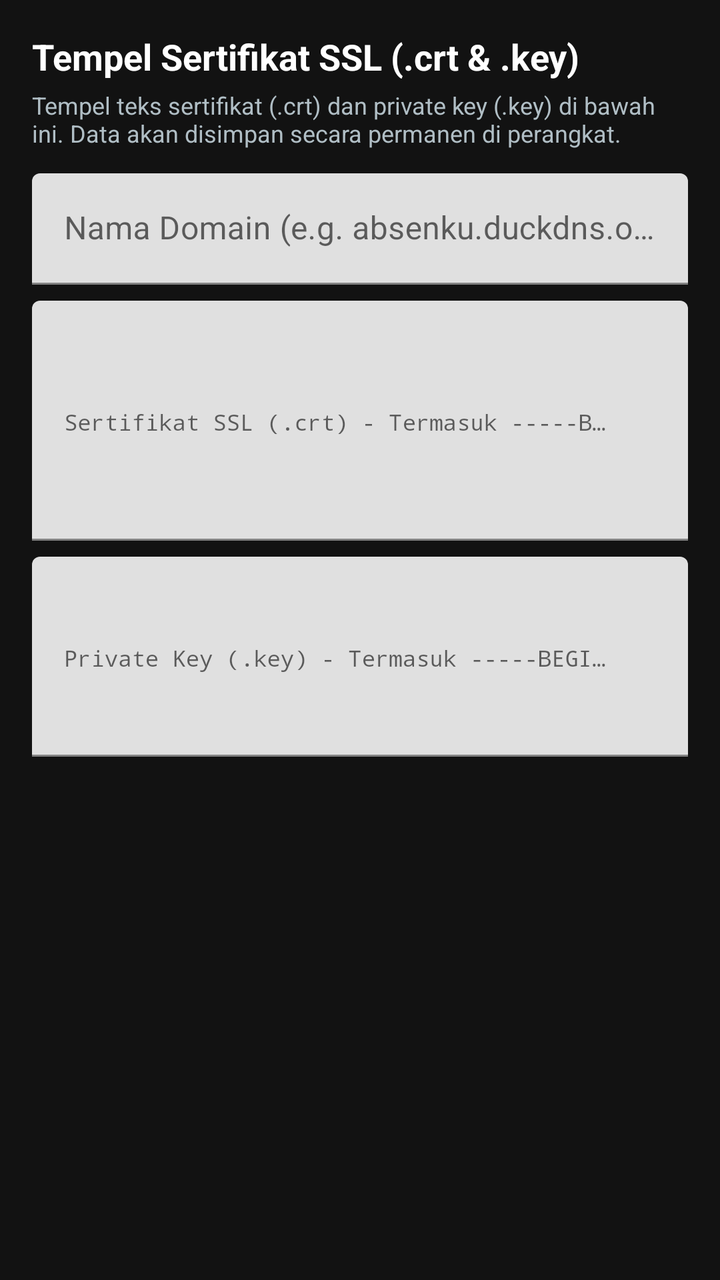
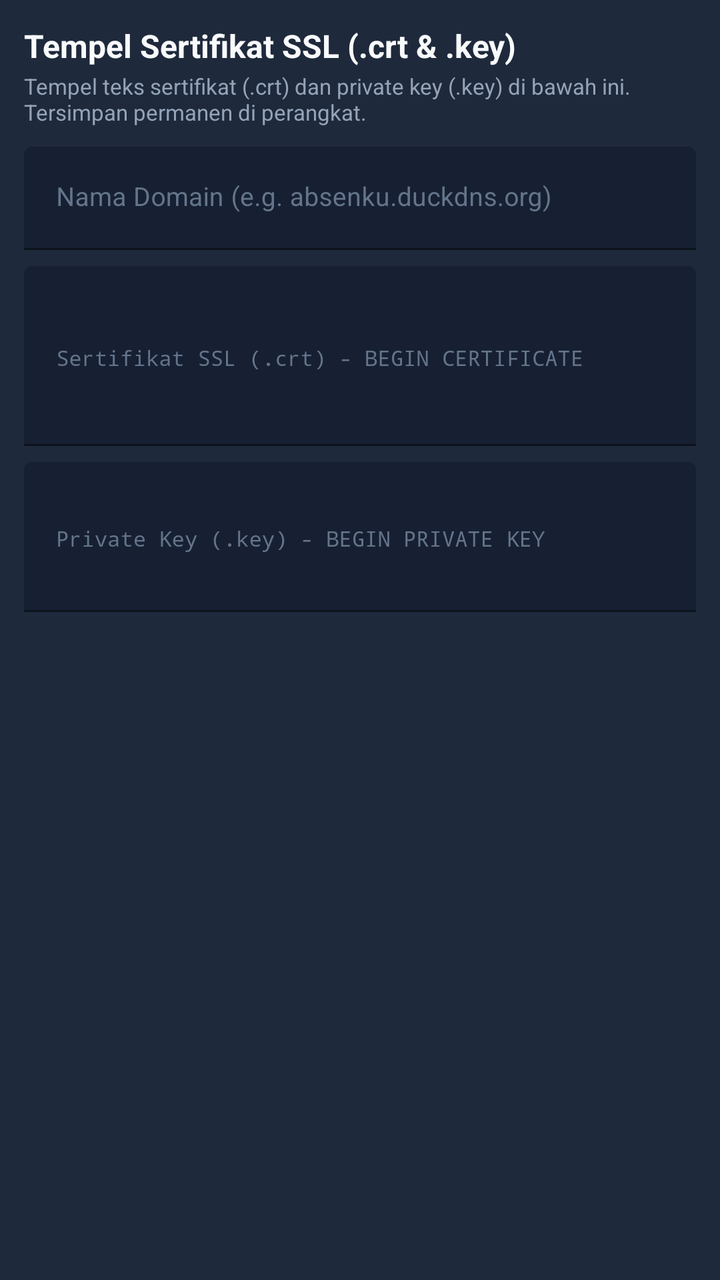

Compare the two renders of this Android layout. The source of the first and the diff that turns it into the second are given below.
<!-- AndroidManifest.xml: application theme Theme.CaddyProxy -->
<!-- res/layout/dialog_paste_cert.xml -->
<?xml version="1.0" encoding="utf-8"?>
<ScrollView xmlns:android="http://schemas.android.com/apk/res/android"
    xmlns:app="http://schemas.android.com/apk/res-auto"
    android:layout_width="match_parent"
    android:layout_height="wrap_content"
    android:padding="16dp">

    <LinearLayout
        android:layout_width="match_parent"
        android:layout_height="wrap_content"
        android:orientation="vertical">

        <TextView
            android:layout_width="wrap_content"
            android:layout_height="wrap_content"
            android:text="Tempel Sertifikat SSL (.crt &amp; .key)"
            android:textColor="@color/text_primary"
            android:textSize="18sp"
            android:textStyle="bold" />

        <TextView
            android:layout_width="wrap_content"
            android:layout_height="wrap_content"
            android:layout_marginTop="4dp"
            android:text="Tempel teks sertifikat (.crt) dan private key (.key) di bawah ini. Data akan disimpan secara permanen di perangkat."
            android:textColor="@color/text_secondary"
            android:textSize="12sp" />

        
        <com.google.android.material.textfield.TextInputLayout
            android:layout_width="match_parent"
            android:layout_height="wrap_content"
            android:layout_marginTop="12dp"
            android:hint="Nama Domain (e.g. absenku.duckdns.org)">

            <com.google.android.material.textfield.TextInputEditText
                android:id="@+id/dialogDomain"
                android:layout_width="match_parent"
                android:layout_height="wrap_content"
                android:inputType="textUri"
                android:textColor="@color/text_primary" />
        </com.google.android.material.textfield.TextInputLayout>

        
        <com.google.android.material.textfield.TextInputLayout
            android:layout_width="match_parent"
            android:layout_height="wrap_content"
            android:layout_marginTop="8dp"
            android:hint="Sertifikat SSL (.crt) - Termasuk -----BEGIN CERTIFICATE-----">

            <com.google.android.material.textfield.TextInputEditText
                android:id="@+id/dialogCrt"
                android:layout_width="match_parent"
                android:layout_height="120dp"
                android:fontFamily="monospace"
                android:gravity="top|start"
                android:inputType="textMultiLine"
                android:scrollbars="vertical"
                android:textColor="@color/text_primary"
                android:textSize="11sp" />
        </com.google.android.material.textfield.TextInputLayout>

        
        <com.google.android.material.textfield.TextInputLayout
            android:layout_width="match_parent"
            android:layout_height="wrap_content"
            android:layout_marginTop="8dp"
            android:hint="Private Key (.key) - Termasuk -----BEGIN PRIVATE KEY-----">

            <com.google.android.material.textfield.TextInputEditText
                android:id="@+id/dialogKey"
                android:layout_width="match_parent"
                android:layout_height="100dp"
                android:fontFamily="monospace"
                android:gravity="top|start"
                android:inputType="textMultiLine"
                android:scrollbars="vertical"
                android:textColor="@color/text_primary"
                android:textSize="11sp" />
        </com.google.android.material.textfield.TextInputLayout>

    </LinearLayout>
</ScrollView>
<!-- resources referenced by this layout -->
<resources>
  <color name="text_primary">#FFFFFF</color>
  <color name="text_secondary">#B0BEC5</color>
  <style name="Theme.CaddyProxy" parent="Theme.MaterialComponents.DayNight.DarkActionBar">
          <item name="colorPrimary">@color/primary</item>
          <item name="colorPrimaryDark">@color/primary_dark</item>
          <item name="colorAccent">@color/accent</item>
          <item name="android:windowBackground">@color/background</item>
          <item name="android:textColorPrimary">@color/text_primary</item>
      </style>
  <color name="primary">#1E88E5</color>
  <color name="primary_dark">#1565C0</color>
  <color name="accent">#00E676</color>
  <color name="background">#121212</color>
</resources>

<!-- the commit's change to res/layout/dialog_paste_cert.xml (unified diff, before → after) -->
@@ -3,7 +3,8 @@
     xmlns:app="http://schemas.android.com/apk/res-auto"
     android:layout_width="match_parent"
     android:layout_height="wrap_content"
-    android:padding="16dp">
+    android:background="@color/surface"
+    android:padding="12dp">
 
     <LinearLayout
         android:layout_width="match_parent"
@@ -15,22 +16,26 @@
             android:layout_height="wrap_content"
             android:text="Tempel Sertifikat SSL (.crt &amp; .key)"
             android:textColor="@color/text_primary"
-            android:textSize="18sp"
+            android:textSize="16sp"
             android:textStyle="bold" />
 
         <TextView
             android:layout_width="wrap_content"
             android:layout_height="wrap_content"
-            android:layout_marginTop="4dp"
-            android:text="Tempel teks sertifikat (.crt) dan private key (.key) di bawah ini. Data akan disimpan secara permanen di perangkat."
+            android:layout_marginTop="2dp"
+            android:text="Tempel teks sertifikat (.crt) dan private key (.key) di bawah ini. Tersimpan permanen di perangkat."
             android:textColor="@color/text_secondary"
-            android:textSize="12sp" />
+            android:textSize="11sp" />
 
         
         <com.google.android.material.textfield.TextInputLayout
             android:layout_width="match_parent"
             android:layout_height="wrap_content"
-            android:layout_marginTop="12dp"
+            android:layout_marginTop="10dp"
+            app:boxBackgroundColor="@color/input_background"
+            app:boxStrokeColor="@color/primary"
+            app:hintTextColor="@color/accent"
+            android:textColorHint="@color/text_hint"
             android:hint="Nama Domain (e.g. absenku.duckdns.org)">
 
             <com.google.android.material.textfield.TextInputEditText
@@ -38,7 +43,8 @@
                 android:layout_width="match_parent"
                 android:layout_height="wrap_content"
                 android:inputType="textUri"
-                android:textColor="@color/text_primary" />
+                android:textColor="@color/text_primary"
+                android:textSize="13sp" />
         </com.google.android.material.textfield.TextInputLayout>
 
         
@@ -46,18 +52,22 @@
             android:layout_width="match_parent"
             android:layout_height="wrap_content"
             android:layout_marginTop="8dp"
-            android:hint="Sertifikat SSL (.crt) - Termasuk -----BEGIN CERTIFICATE-----">
+            app:boxBackgroundColor="@color/input_background"
+            app:boxStrokeColor="@color/primary"
+            app:hintTextColor="@color/accent"
+            android:textColorHint="@color/text_hint"
+            android:hint="Sertifikat SSL (.crt) - BEGIN CERTIFICATE">
 
             <com.google.android.material.textfield.TextInputEditText
                 android:id="@+id/dialogCrt"
                 android:layout_width="match_parent"
-                android:layout_height="120dp"
+                android:layout_height="90dp"
                 android:fontFamily="monospace"
                 android:gravity="top|start"
                 android:inputType="textMultiLine"
                 android:scrollbars="vertical"
                 android:textColor="@color/text_primary"
-                android:textSize="11sp" />
+                android:textSize="10.5sp" />
         </com.google.android.material.textfield.TextInputLayout>
 
         
@@ -65,18 +75,22 @@
             android:layout_width="match_parent"
             android:layout_height="wrap_content"
             android:layout_marginTop="8dp"
-            android:hint="Private Key (.key) - Termasuk -----BEGIN PRIVATE KEY-----">
+            app:boxBackgroundColor="@color/input_background"
+            app:boxStrokeColor="@color/primary"
+            app:hintTextColor="@color/accent"
+            android:textColorHint="@color/text_hint"
+            android:hint="Private Key (.key) - BEGIN PRIVATE KEY">
 
             <com.google.android.material.textfield.TextInputEditText
                 android:id="@+id/dialogKey"
                 android:layout_width="match_parent"
-                android:layout_height="100dp"
+                android:layout_height="75dp"
                 android:fontFamily="monospace"
                 android:gravity="top|start"
                 android:inputType="textMultiLine"
                 android:scrollbars="vertical"
                 android:textColor="@color/text_primary"
-                android:textSize="11sp" />
+                android:textSize="10.5sp" />
         </com.google.android.material.textfield.TextInputLayout>
 
     </LinearLayout>
<!-- resource entries referenced after the edit -->
@@ -1,17 +1,42 @@
 <!-- resources referenced by this layout -->
 <resources>
-  <color name="text_primary">#FFFFFF</color>
-  <color name="text_secondary">#B0BEC5</color>
+  <color name="accent">#00E676</color>
+  <color name="input_background">#162032</color>
+  <color name="primary">#1E88E5</color>
+  <color name="surface">#1E293B</color>
+  <color name="text_hint">#64748B</color>
+  <color name="text_primary">#F8FAFC</color>
+  <color name="text_secondary">#94A3B8</color>
   <style name="Theme.CaddyProxy" parent="Theme.MaterialComponents.DayNight.DarkActionBar">
           <item name="colorPrimary">@color/primary</item>
           <item name="colorPrimaryDark">@color/primary_dark</item>
           <item name="colorAccent">@color/accent</item>
           <item name="android:windowBackground">@color/background</item>
+          <item name="android:colorBackground">@color/background</item>
+          <item name="colorSurface">@color/surface</item>
+          <item name="colorOnSurface">@color/text_primary</item>
+          <item name="android:colorBackgroundFloating">@color/surface</item>
           <item name="android:textColorPrimary">@color/text_primary</item>
+          <item name="android:textColorSecondary">@color/text_secondary</item>
+          <item name="android:textColorHint">@color/text_hint</item>
+          <item name="alertDialogTheme">@style/Theme.CaddyProxy.Dialog</item>
+          <item name="materialAlertDialogTheme">@style/Theme.CaddyProxy.Dialog</item>
       </style>
-  <color name="primary">#1E88E5</color>
   <color name="primary_dark">#1565C0</color>
-  <color name="accent">#00E676</color>
-  <color name="background">#121212</color>
+  <color name="background">#0F172A</color>
+  <style name="Theme.CaddyProxy.Dialog" parent="ThemeOverlay.MaterialComponents.MaterialAlertDialog">
+          <item name="android:background">@color/surface</item>
+          <item name="android:colorBackground">@color/surface</item>
+          <item name="colorSurface">@color/surface</item>
+          <item name="colorOnSurface">@color/text_primary</item>
+          <item name="android:textColorPrimary">@color/text_primary</item>
+          <item name="android:textColorSecondary">@color/text_secondary</item>
+          <item name="buttonBarPositiveButtonStyle">@style/Widget.CaddyProxy.DialogButton</item>
+          <item name="buttonBarNegativeButtonStyle">@style/Widget.CaddyProxy.DialogButton</item>
+      </style>
+  <style name="Widget.CaddyProxy.DialogButton" parent="Widget.MaterialComponents.Button.TextButton">
+          <item name="android:textColor">@color/primary</item>
+          <item name="rippleColor">@color/primary</item>
+      </style>
 </resources>
 
